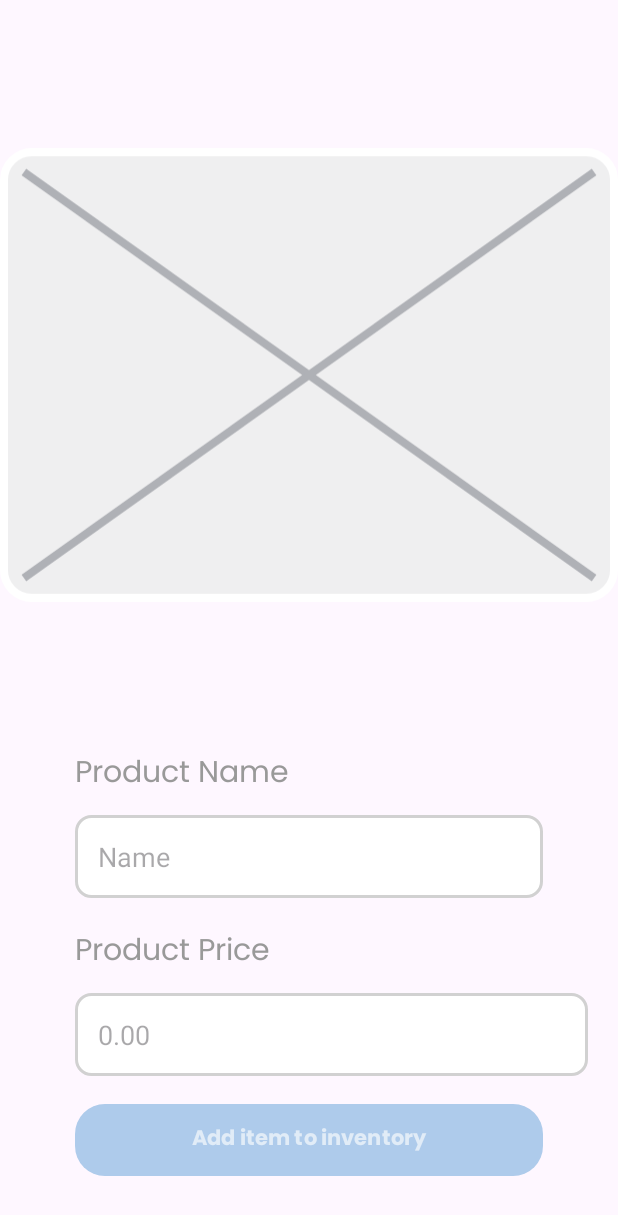
After one commit to timtulang/PabiliPal, an Android app: the AddItemInventory screen opened directly, with no data from a screen before it, on a phone screen of 412 x 824 dp. The commit adds this screen. Shown: the top 1215 px of the screen. Run offline under Robolectric (Android 15) with nearby library versions, the phone set to English and light mode, and no system bars.

Commit message:
CRUD IN UI

```diff
--- /dev/null
+++ b/app/src/main/java/com/example/uibasics/AddItemInventory.java
@@ -0,0 +1,102 @@
+package com.example.uibasics;
+
+import android.graphics.Bitmap;
+import android.graphics.BitmapFactory;
+import android.os.Bundle;
+import android.util.Log;
+import android.view.View;
+import android.widget.Button;
+import android.widget.EditText;
+import android.widget.ImageButton;
+import android.widget.ImageView;
+import androidx.appcompat.app.AppCompatActivity;
+import androidx.core.graphics.Insets;
+import androidx.core.view.ViewCompat;
+import androidx.core.view.WindowInsetsCompat;
+
+import java.io.ByteArrayOutputStream;
+
+public class AddItemInventory extends AppCompatActivity {
+
+    int stock = 0;
+    InventoryRepository inventory = new InventoryRepository(AddItemInventory.this);
+
+    @Override
+    protected void onCreate(Bundle savedInstanceState) {
+        super.onCreate(savedInstanceState);
+        setContentView(R.layout.activity_add_item_inventory);
+
+        ViewCompat.setOnApplyWindowInsetsListener(findViewById(R.id.main), (v, insets) -> {
+            Insets systemBars = insets.getInsets(WindowInsetsCompat.Type.systemBars());
+            v.setPadding(systemBars.left, systemBars.top, systemBars.right, systemBars.bottom);
+            return insets;
+        });
+
+        ImageView addImage = findViewById(R.id.addImage);
+        EditText productName = findViewById(R.id.productName);
+        EditText productPrice = findViewById(R.id.productPrice);
+        EditText addStock = findViewById(R.id.addStock);
+        ImageButton decrementStock = findViewById(R.id.decrementStock);
+        ImageButton incrementStock = findViewById(R.id.incrementStock);
+        Button addItem = findViewById(R.id.addtoInventory);
+
+        decrementStock.setOnClickListener(v -> decreaseStock(addStock));
+        incrementStock.setOnClickListener(v -> increaseStock(addStock));
+
+        final Bitmap bm = Bitmap.createBitmap(1, 1, Bitmap.Config.ARGB_8888);
+
+
+        addItem.setOnClickListener(v -> {
+            String prodName = productName.getText().toString();
+            String prodPriceString = productPrice.getText().toString();
+            String prodStockString = addStock.getText().toString();
+
+            Log.d("AddItemInventory", "Add Item button clicked");
+
+
+            if (validateInputs(prodName, prodPriceString, prodStockString)) {
+                double prodPrice = Double.parseDouble(prodPriceString);
+                int prodStock = Integer.parseInt(prodStockString);
+                byte[] placeholderImage = generatePlaceholderByteArray();
+                inventory.addItem(prodName, prodPrice, prodStock, placeholderImage);
+                Log.d("validateInputs", "Add Item button clicked");
+
+                setResult(RESULT_OK);
+                finish();
+            }
+        });
+    }
+    public static byte[] generatePlaceholderByteArray() {
+        Bitmap placeholderBitmap = Bitmap.createBitmap(100, 100, Bitmap.Config.ARGB_8888);
+        placeholderBitmap.eraseColor(android.graphics.Color.GRAY); // Fill with a solid color
+        ByteArrayOutputStream stream = new ByteArrayOutputStream();
+        placeholderBitmap.compress(Bitmap.CompressFormat.PNG, 100, stream);
+        return stream.toByteArray();
+    }
+
+
+    private void decreaseStock(EditText addStock) {
+        stock -= 1;
+        addStock.setText(String.valueOf(stock));
+    }
+
+    private void increaseStock(EditText addStock) {
+        stock += 1;
+        addStock.setText(String.valueOf(stock));
+    }
+
+    private boolean validateInputs(String name, String price, String stock) {
+        if (name.isEmpty() || price.isEmpty() || stock.isEmpty()) {
+            // Handle the error, e.g., show a Toast message
+            return false;
+        }
+        try {
+            Double.parseDouble(price);
+            Integer.parseInt(stock);
+        } catch (NumberFormatException e) {
+
+            return false;
+        }
+        return true;
+    }
+}
--- a/app/src/main/java/com/example/uibasics/ItemGridAdapter.java
+++ b/app/src/main/java/com/example/uibasics/ItemGridAdapter.java
@@ -11,6 +11,8 @@ import java.util.ArrayList;
 import java.util.List;
 import android.graphics.Bitmap;
 import android.graphics.BitmapFactory;
+
+import androidx.recyclerview.widget.RecyclerView;
 
 public class ItemGridAdapter extends BaseAdapter {
 
@@ -110,6 +112,7 @@ public class ItemGridAdapter extends BaseAdapter {
             productName.setText(productNames.get(position));
             productPrice.setText(String.valueOf(productPrices.get(position)));
             productQuantity.setText(String.valueOf(productQuantities.get(position)));
+
         }
 
         return convertView;
--- a/app/src/main/java/com/example/uibasics/MainActivity.java
+++ b/app/src/main/java/com/example/uibasics/MainActivity.java
@@ -66,7 +66,7 @@ public class MainActivity extends AppCompatActivity implements MenuRecyclerInter
                 startActivity(intent);
                 break;
             case 1:
-                intent = new Intent(this, inventory.class);
+                intent = new Intent(this, Inventory.class);
                 startActivity(intent);
                 break;
             default:
--- /dev/null
+++ b/app/src/main/res/drawable/buttonshape.xml
@@ -0,0 +1,4 @@
+<shape xmlns:android="http://schemas.android.com/apk/res/android" android:shape="rectangle">
+    <corners android:radius="20dp"/>
+    <solid android:color="#3072BC"/>
+</shape>
--- /dev/null
+++ b/app/src/main/res/drawable/circlebuttonbg.xml
@@ -0,0 +1,6 @@
+<?xml version="1.0" encoding="utf-8"?>
+<shape xmlns:android="http://schemas.android.com/apk/res/android" android:shape="oval">
+    <solid android:color="@color/accent"/> <!-- Replace with desired color -->
+    <size android:width="30dp"
+        android:height="30dp" /> <!-- Adjust size as needed -->
+</shape>
--- /dev/null
+++ b/app/src/main/res/drawable/et_bgstyle2.xml
@@ -0,0 +1,9 @@
+<?xml version="1.0" encoding="utf-8"?>
+<shape xmlns:android="http://schemas.android.com/apk/res/android" android:shape="rectangle">
+    <corners android:radius="10dp"/>
+    <solid android:color="@color/white"/>
+    <stroke
+        android:width="2dp"
+        android:color="#D1D1D1" />
+
+</shape>
--- /dev/null
+++ b/app/src/main/res/drawable/minus.xml
@@ -0,0 +1,9 @@
+<vector xmlns:android="http://schemas.android.com/apk/res/android"
+    android:width="23dp"
+    android:height="4dp"
+    android:viewportWidth="28"
+    android:viewportHeight="4">
+  <path
+      android:pathData="M2.664,0.037L25.741,0.037A1.827,1.827 0,0 1,27.568 1.864L27.568,1.864A1.827,1.827 0,0 1,25.741 3.692L2.664,3.692A1.827,1.827 0,0 1,0.836 1.864L0.836,1.864A1.827,1.827 0,0 1,2.664 0.037z"
+      android:fillColor="#ffffff"/>
+</vector>
--- /dev/null
+++ b/app/src/main/res/drawable/pluswhite.xml
@@ -0,0 +1,10 @@
+<vector xmlns:android="http://schemas.android.com/apk/res/android"
+    android:width="24dp"
+    android:height="25dp"
+    android:viewportWidth="24"
+    android:viewportHeight="25">
+  <path
+      android:pathData="M13.781,10.277V1.677C13.781,0.839 12.909,0.159 11.835,0.159C10.76,0.159 9.888,0.839 9.888,1.677V10.277H2.181C1.063,10.277 0.157,11.183 0.157,12.301C0.157,13.419 1.063,14.325 2.181,14.325H9.888V22.925C9.888,23.763 10.76,24.443 11.835,24.443C12.909,24.443 13.781,23.763 13.781,22.925V14.325H21.488C22.605,14.325 23.511,13.419 23.511,12.301C23.511,11.183 22.605,10.277 21.488,10.277H13.781Z"
+      android:fillColor="#ffffff"
+      android:fillType="evenOdd"/>
+</vector>
--- /dev/null
+++ b/app/src/main/res/layout/activity_add_item_inventory.xml
@@ -0,0 +1,139 @@
+<?xml version="1.0" encoding="utf-8"?>
+<RelativeLayout xmlns:android="http://schemas.android.com/apk/res/android"
+    xmlns:app="http://schemas.android.com/apk/res-auto"
+    xmlns:tools="http://schemas.android.com/tools"
+    android:id="@+id/main"
+    android:layout_width="match_parent"
+    android:layout_height="match_parent"
+    tools:context=".AddItemInventory">
+
+    <ImageView
+        android:id="@+id/addImage"
+        android:layout_width="500dp"
+        android:layout_height="500dp"
+        app:srcCompat="@drawable/placeholder"
+        android:layout_centerHorizontal="true"/>
+
+    <EditText
+        android:id="@+id/productName"
+        android:layout_width="match_parent"
+        android:layout_height="wrap_content"
+        android:ems="10"
+        android:inputType="text"
+        android:hint="Name"
+        android:background="@drawable/et_bgstyle2"
+        android:padding="15dp"
+        android:layout_below="@+id/labelProdName"
+        android:layout_marginLeft="50dp"
+        android:layout_marginRight="50dp"/>
+
+    <TextView
+        android:id="@+id/labelProdName"
+        android:layout_width="wrap_content"
+        android:layout_height="wrap_content"
+        android:text="Product Name"
+        android:textSize="20sp"
+        android:textColor="#999999"
+        android:layout_marginLeft="50dp"
+        android:layout_marginBottom="10dp"
+        android:layout_below="@+id/addImage"
+        android:fontFamily="@font/poppins"/>
+
+    <EditText
+        android:id="@+id/productPrice"
+        android:layout_width="400dp"
+        android:layout_height="wrap_content"
+        android:ems="10"
+        android:inputType="numberDecimal"
+        android:hint="0.00"
+        android:background="@drawable/et_bgstyle2"
+        android:padding="15dp"
+        android:layout_below="@+id/labelProdPrice"
+        android:layout_marginLeft="50dp"
+        android:layout_marginRight="20dp"
+        />
+
+    <TextView
+        android:id="@+id/labelProdPrice"
+        android:layout_width="wrap_content"
+        android:layout_height="wrap_content"
+        android:text="Product Price"
+        android:textSize="20sp"
+        android:textColor="#999999"
+        android:layout_marginTop="20dp"
+        android:layout_marginLeft="50dp"
+        android:layout_marginBottom="10dp"
+        android:layout_below="@+id/productName"
+        android:fontFamily="@font/poppins"
+        />
+
+    <TextView
+        android:id="@+id/labelProdStock"
+        android:layout_width="wrap_content"
+        android:layout_height="wrap_content"
+        android:text="Stock"
+        android:textSize="20sp"
+        android:textColor="#999999"
+        android:layout_marginTop="20dp"
+        android:layout_marginLeft="290dp"
+        android:layout_marginBottom="10dp"
+        android:layout_below="@+id/productName"
+        android:fontFamily="@font/poppins"
+        android:layout_toRightOf="@id/labelProdPrice"
+        />
+
+    <EditText
+        android:id="@+id/addStock"
+        android:layout_width="30dp"
+        android:layout_height="wrap_content"
+        android:ems="10"
+        android:inputType="numberSigned"
+        android:text="1"
+        android:textAlignment="center"
+        android:layout_toRightOf="@+id/decrementStock"
+        android:layout_below="@+id/labelProdPrice"/>
+
+    <ImageButton
+        android:id="@+id/decrementStock"
+        android:layout_width="wrap_content"
+        android:layout_height="wrap_content"
+        android:background="@drawable/circlebuttonbg"
+        app:srcCompat="@drawable/minus"
+        android:layout_toRightOf="@id/productPrice"
+        android:layout_below="@+id/labelProdPrice"
+        android:layout_marginTop="7dp"
+        android:layout_marginRight="20dp"
+        />
+
+    <ImageButton
+        android:id="@+id/incrementStock"
+        android:layout_width="wrap_content"
+        android:layout_height="wrap_content"
+        android:background="@drawable/circlebuttonbg"
+        app:srcCompat="@drawable/pluswhite"
+        android:layout_toRightOf="@id/addStock"
+        android:layout_below="@+id/labelProdPrice"
+        android:layout_marginTop="7dp"
+        android:layout_marginLeft="20dp"
+        />
+
+    <LinearLayout
+        android:layout_width="match_parent"
+        android:layout_height="match_parent"
+        android:gravity="bottom">
+
+        <Button
+            android:id="@+id/addtoInventory"
+            android:layout_width="match_parent"
+            android:layout_height="wrap_content"
+            android:layout_marginLeft="50dp"
+            android:layout_marginRight="50dp"
+            android:layout_marginBottom="20dp"
+            android:background="@drawable/buttonshape"
+            android:fontFamily="@font/poppins_bold"
+            android:text="Add item to inventory" />
+
+
+    </LinearLayout>
+
+</RelativeLayout>
```
Also changed, not shown: app/src/main/AndroidManifest.xml (+7 -9 lines), app/src/main/java/com/example/uibasics/DatabaseHelperInventory.java (+7 -7 lines), app/src/main/java/com/example/uibasics/EditItemInventory.java (added, +83 -0 lines), app/src/main/java/com/example/uibasics/Inventory.java (added, +92 -0 lines), app/src/main/java/com/example/uibasics/inventory.java (deleted, +0 -49 lines), app/src/main/res/drawable-hdpi/ic_products.png (added), app/src/main/res/drawable-mdpi/ic_products.png (added), app/src/main/res/drawable-xhdpi/ic_products.png (added), app/src/main/res/drawable-xxhdpi/ic_products.png (added), app/src/main/res/drawable-xxxhdpi/ic_products.png (added), 120 other files.
